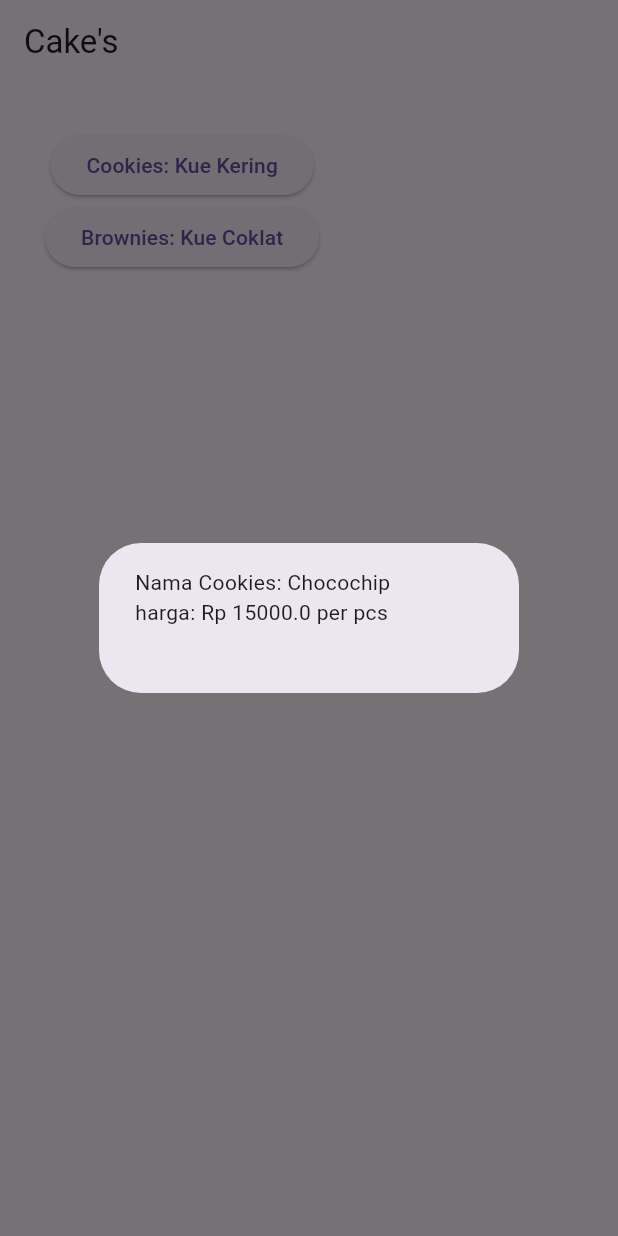
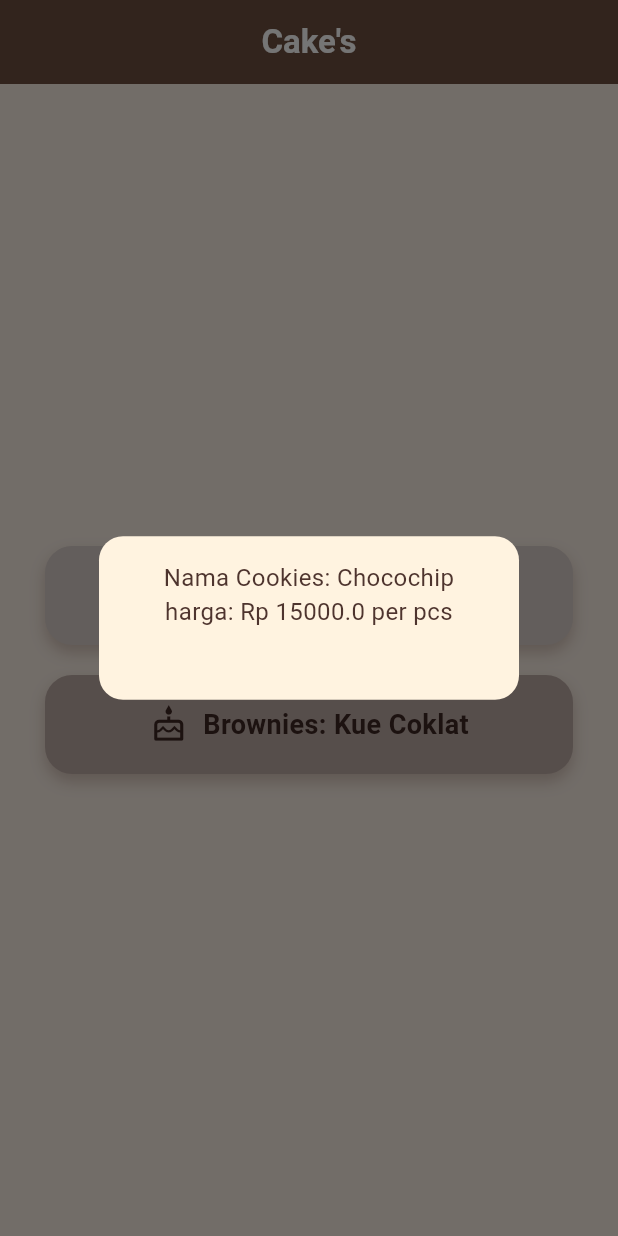
Before and after one commit to bilanakiyut/flutter_inheritence, a Flutter app: the screen it shows after launch, after a tap on "Cookies: Kue Kering", on a phone screen of 412 x 824 dp. Run offline on Flutter 3.47's test engine with Material 3 defaults, Android fonts, the phone set to English and light mode, and no system bars; Roboto replaces fonts that are missing (Poppins).

Commit message:
update code terbaru

```diff
--- a/lib/latihan/kue_inheritance_widget.dart
+++ b/lib/latihan/kue_inheritance_widget.dart
@@ -1,6 +1,5 @@
 import 'package:flutter/material.dart';
 import 'package:tugas_pbo_inheritance/models/kue_inheritance.dart';
-
 
 class KueInheritanceWidget extends StatelessWidget {
   KueInheritanceWidget({super.key});
@@ -9,33 +8,119 @@ class KueInheritanceWidget extends StatelessWidget {
   final Brownies brownies = Brownies("Brownies Panggang", 50000);
 
   @override
-  Widget build(BuildContext context){
+  Widget build(BuildContext context) {
     return Scaffold(
+      backgroundColor: const Color(0xFFF8EDE3),
       appBar: AppBar(
-        title: Text("Cake's"),
+        backgroundColor: const Color(0xFF6F4E37),
+        title: const Text(
+          "Cake's",
+          style: TextStyle(
+            color: Colors.white,
+            fontFamily: 'Poppins',
+            fontWeight: FontWeight.bold,
+          ),
+        ),
+        centerTitle: true,
+        elevation: 3,
       ),
       body: Padding(
-        padding: EdgeInsetsGeometry.all(30),
+        padding: const EdgeInsets.all(30),
         child: Column(
-          crossAxisAlignment: CrossAxisAlignment.center,
+          mainAxisAlignment: MainAxisAlignment.center,
           children: [
-            ElevatedButton(
-              onPressed: () => _show(context, cookies.kueKering()),
-              child: Text("Cookies: Kue Kering"),
-              ),
-              ElevatedButton(
-              onPressed: () => _show(context, brownies.kueCoklat()),
-              child: Text("Brownies: Kue Coklat"),
-              ),
+            _buildCakeButton(
+              context,
+              title: "Cookies: Kue Kering",
+              color: const Color(0xFFD7CCC8),
+              textColor: const Color(0xFF3E2723),
+              onTap: () => _show(context, cookies.kueKering()),
+              icon: Icons.cookie_outlined,
+            ),
+            const SizedBox(height: 20),
+            _buildCakeButton(
+              context,
+              title: "Brownies: Kue Coklat",
+              color: const Color(0xFFBCAAA4),
+              textColor: const Color(0xFF3E2723),
+              onTap: () => _show(context, brownies.kueCoklat()),
+              icon: Icons.cake_outlined,
+            ),
           ],
+        ),
+      ),
+    );
+  }
+
+  Widget _buildCakeButton(
+    BuildContext context, {
+    required String title,
+    required Color color,
+    required Color textColor,
+    required VoidCallback onTap,
+    required IconData icon,
+  }) {
+    return Container(
+      width: double.infinity,
+      decoration: BoxDecoration(
+        color: color,
+        borderRadius: BorderRadius.circular(18),
+        boxShadow: [
+          BoxShadow(
+            color: Colors.brown.withOpacity(0.3),
+            offset: const Offset(0, 5),
+            blurRadius: 8,
+          ),
+        ],
+      ),
+      child: Material(
+        color: Colors.transparent,
+        borderRadius: BorderRadius.circular(18),
+        child: InkWell(
+          borderRadius: BorderRadius.circular(18),
+          onTap: onTap,
+          child: Padding(
+            padding: const EdgeInsets.symmetric(vertical: 20, horizontal: 16),
+            child: Row(
+              mainAxisAlignment: MainAxisAlignment.center,
+              children: [
+                Icon(icon, color: textColor, size: 26),
+                const SizedBox(width: 10),
+                Text(
+                  title,
+                  style: TextStyle(
+                    fontSize: 18,
+                    fontWeight: FontWeight.w600,
+                    fontFamily: 'Poppins',
+                    color: textColor,
+                  ),
+                ),
+              ],
+            ),
           ),
         ),
+      ),
     );
   }
-  void _show(BuildContext context, String pesan){
+
+  void _show(BuildContext context, String pesan) {
     showDialog(
       context: context,
-      builder: (_)=> AlertDialog(content: Text(pesan))
-      );
+      builder: (_) => AlertDialog(
+        shape: RoundedRectangleBorder(
+          borderRadius: BorderRadius.circular(16),
+        ),
+        backgroundColor: const Color(0xFFFFF3E0),
+        content: Text(
+          pesan,
+          textAlign: TextAlign.center,
+          style: const TextStyle(
+            fontSize: 16,
+            color: Color(0xFF4E342E),
+            fontFamily: 'Poppins',
+          ),
+        ),
+      ),
+    );
   }
 }
```
